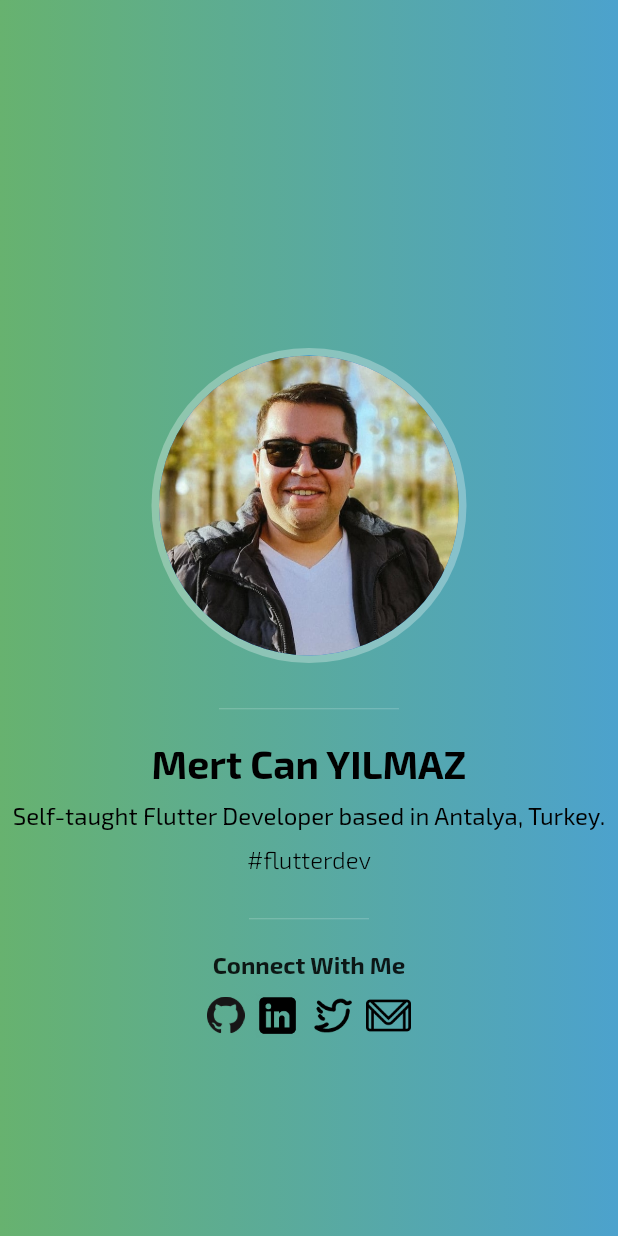
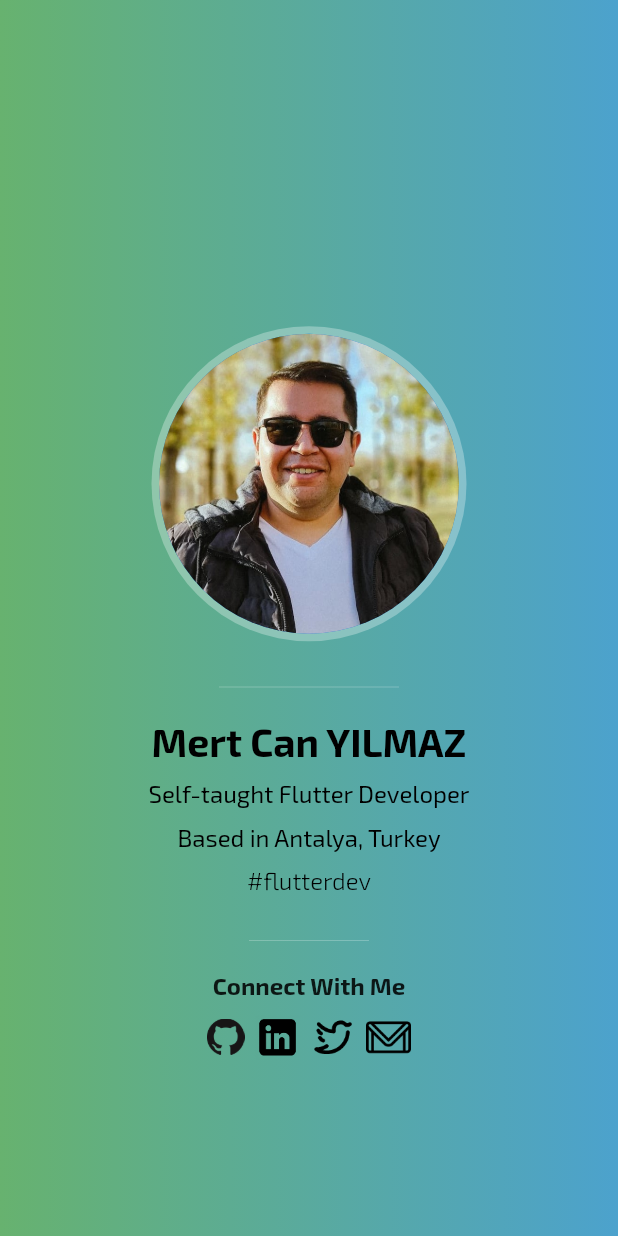
Before and after one commit to mertcandev/flutter-web-portfolio-sample, a Flutter app: the screen it shows after launch, on a phone screen of 412 x 824 dp. Run offline on Flutter 3.47's test engine with Material 2 defaults, Android fonts, the light colour scheme and no system bars; our stand-ins replace google_fonts; missing offline and left inert: dart:html.

Commit message:
Minor Updates

```diff
--- a/lib/main.dart
+++ b/lib/main.dart
@@ -12,6 +12,8 @@ class MyApp extends StatelessWidget {
   @override
   Widget build(BuildContext context) {
     return const MaterialApp(
+      color: Colors.white,
+      title: "About Me",
       debugShowCheckedModeBanner: false,
       home: AnaSayfa(),
     );
@@ -80,11 +82,23 @@ class _AnaSayfaState extends State<AnaSayfa> {
                 const SizedBox(
                   height: 10,
                 ),
-                Text("Self-taught Flutter Developer based in Antalya, Turkey.",
-                    style: GoogleFonts.exo2(
-                        fontSize: 16,
-                        color: Colors.black,
-                        fontWeight: FontWeight.w400)),
+                Text(
+                  "Self-taught Flutter Developer",
+                  style: GoogleFonts.exo2(
+                      fontSize: 16,
+                      color: Colors.black,
+                      fontWeight: FontWeight.w400),
+                  softWrap: true,
+                ),
+                const SizedBox(height: 10),
+                Text(
+                  "Based in Antalya, Turkey",
+                  style: GoogleFonts.exo2(
+                      fontSize: 16,
+                      color: Colors.black,
+                      fontWeight: FontWeight.w400),
+                  softWrap: true,
+                ),
                 const SizedBox(height: 10),
                 Text("#flutterdev",
                     style: GoogleFonts.exo2(
```
Also changed, not shown: firebase.json (added), 4 other files.
